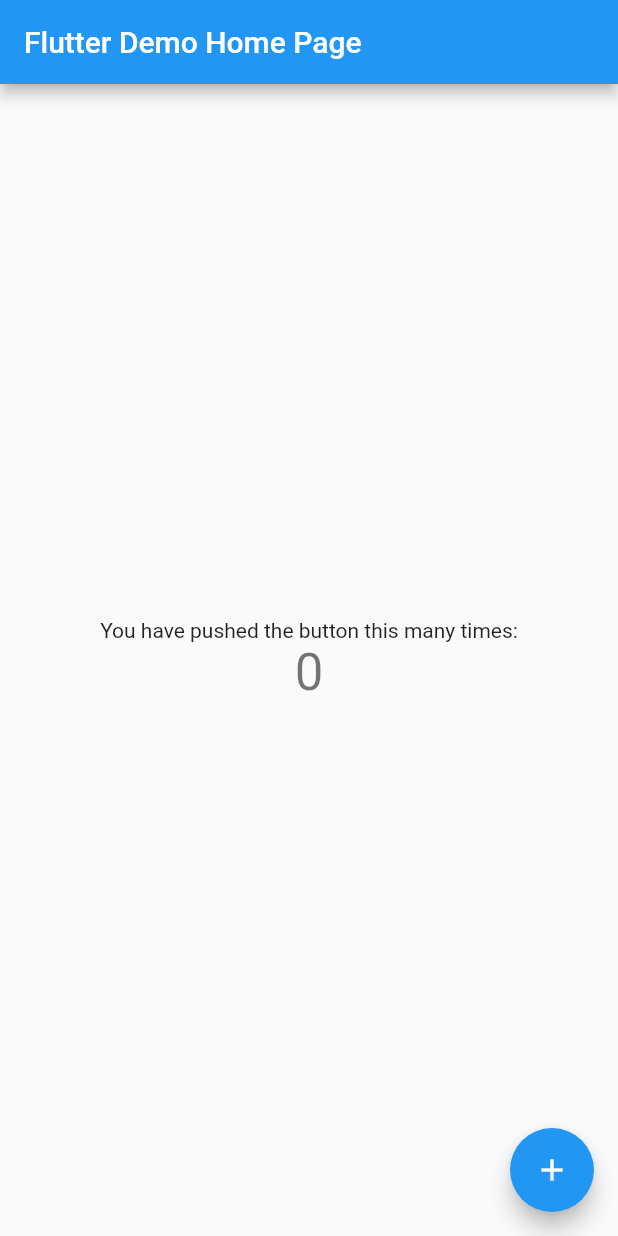
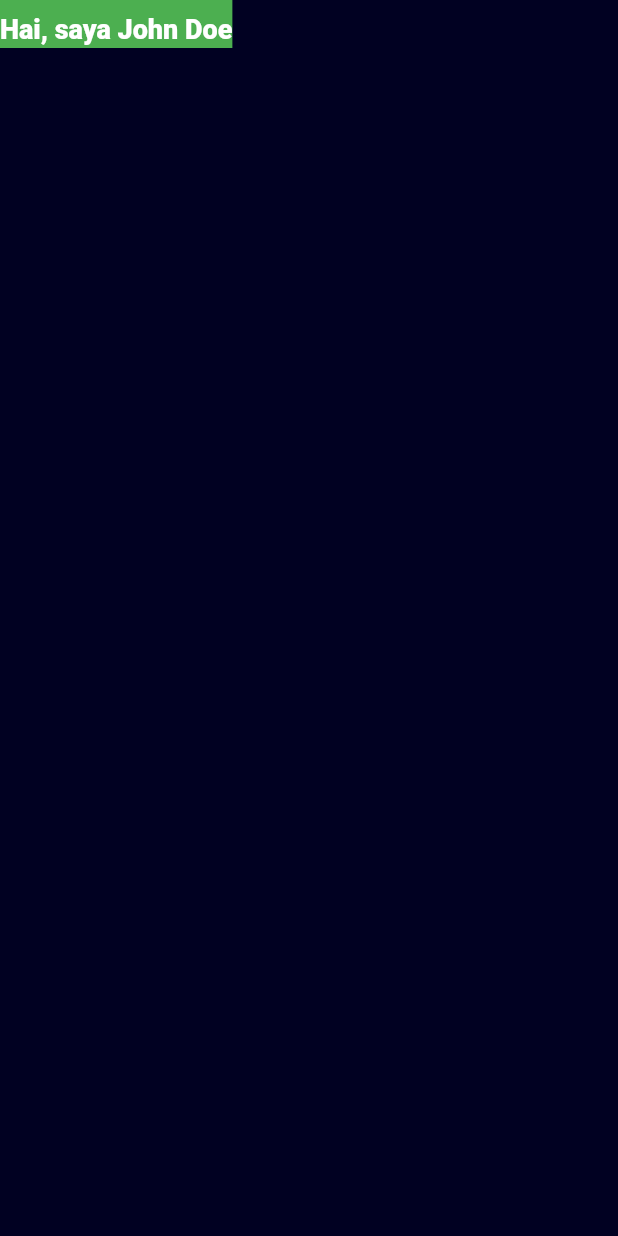
Before and after one commit to iqbalmineraltown/iqbalmineraltown.github.io, a Flutter app: the screen it shows after launch, on a phone screen of 412 x 824 dp. Run offline on Flutter 3.47's test engine with Material 2 defaults, Android fonts, the phone set to English and light mode, and no system bars; our stand-ins replace google_fonts.

Commit message:
small buff

```diff
--- a/lib/main.dart
+++ b/lib/main.dart
@@ -1,4 +1,6 @@
 import 'package:flutter/material.dart';
+import 'package:google_fonts/google_fonts.dart';
+import 'package:iqbalmineraltown_github_io/src/home.dart';
 
 void main() {
   runApp(const MyApp());
@@ -7,109 +9,26 @@
 class MyApp extends StatelessWidget {
   const MyApp({Key? key}) : super(key: key);
 
-  // This widget is the root of your application.
   @override
   Widget build(BuildContext context) {
     return MaterialApp(
-      title: 'Flutter Demo',
+      title: 'Portfolio',
+      debugShowCheckedModeBanner: false,
+      themeMode: ThemeMode.dark,
+      darkTheme: Theme.of(context).copyWith(
+        platform: TargetPlatform.android,
+        scaffoldBackgroundColor: _bgColor,
+        primaryColor: _primaryColor,
+        canvasColor: _bgColor,
+        textTheme: GoogleFonts.averiaLibreTextTheme(),
+      ),
       theme: ThemeData(
-        // This is the theme of your application.
-        //
-        // Try running your application with "flutter run". You'll see the
-        // application has a blue toolbar. Then, without quitting the app, try
-        // changing the primarySwatch below to Colors.green and then invoke
-        // "hot reload" (press "r" in the console where you ran "flutter run",
-        // or simply save your changes to "hot reload" in a Flutter IDE).
-        // Notice that the counter didn't reset back to zero; the application
-        // is not restarted.
         primarySwatch: Colors.blue,
       ),
-      home: const MyHomePage(title: 'Flutter Demo Home Page'),
+      home: const Home(),
     );
   }
 }
 
-class MyHomePage extends StatefulWidget {
-  const MyHomePage({Key? key, required this.title}) : super(key: key);
-
-  // This widget is the home page of your application. It is stateful, meaning
-  // that it has a State object (defined below) that contains fields that affect
-  // how it looks.
-
-  // This class is the configuration for the state. It holds the values (in this
-  // case the title) provided by the parent (in this case the App widget) and
-  // used by the build method of the State. Fields in a Widget subclass are
-  // always marked "final".
-
-  final String title;
-
-  @override
-  State<MyHomePage> createState() => _MyHomePageState();
-}
-
-class _MyHomePageState extends State<MyHomePage> {
-  int _counter = 0;
-
-  void _incrementCounter() {
-    setState(() {
-      // This call to setState tells the Flutter framework that something has
-      // changed in this State, which causes it to rerun the build method below
-      // so that the display can reflect the updated values. If we changed
-      // _counter without calling setState(), then the build method would not be
-      // called again, and so nothing would appear to happen.
-      _counter++;
-    });
-  }
-
-  @override
-  Widget build(BuildContext context) {
-    // This method is rerun every time setState is called, for instance as done
-    // by the _incrementCounter method above.
-    //
-    // The Flutter framework has been optimized to make rerunning build methods
-    // fast, so that you can just rebuild anything that needs updating rather
-    // than having to individually change instances of widgets.
-    return Scaffold(
-      appBar: AppBar(
-        // Here we take the value from the MyHomePage object that was created by
-        // the App.build method, and use it to set our appbar title.
-        title: Text(widget.title),
-      ),
-      body: Center(
-        // Center is a layout widget. It takes a single child and positions it
-        // in the middle of the parent.
-        child: Column(
-          // Column is also a layout widget. It takes a list of children and
-          // arranges them vertically. By default, it sizes itself to fit its
-          // children horizontally, and tries to be as tall as its parent.
-          //
-          // Invoke "debug painting" (press "p" in the console, choose the
-          // "Toggle Debug Paint" action from the Flutter Inspector in Android
-          // Studio, or the "Toggle Debug Paint" command in Visual Studio Code)
-          // to see the wireframe for each widget.
-          //
-          // Column has various properties to control how it sizes itself and
-          // how it positions its children. Here we use mainAxisAlignment to
-          // center the children vertically; the main axis here is the vertical
-          // axis because Columns are vertical (the cross axis would be
-          // horizontal).
-          mainAxisAlignment: MainAxisAlignment.center,
-          children: <Widget>[
-            const Text(
-              'You have pushed the button this many times:',
-            ),
-            Text(
-              '$_counter',
-              style: Theme.of(context).textTheme.headline4,
-            ),
-          ],
-        ),
-      ),
-      floatingActionButton: FloatingActionButton(
-        onPressed: _incrementCounter,
-        tooltip: 'Increment',
-        child: const Icon(Icons.add),
-      ), // This trailing comma makes auto-formatting nicer for build methods.
-    );
-  }
-}
+const Color _primaryColor = Color(0xFF1122AA);
+const Color _bgColor = Color(0xFF010122);
--- /dev/null
+++ b/lib/src/home.dart
@@ -0,0 +1,47 @@
+import 'package:flutter/material.dart';
+
+import 'package:google_fonts/google_fonts.dart';
+
+class Home extends StatelessWidget {
+  const Home({Key? key}) : super(key: key);
+
+  @override
+  Widget build(BuildContext context) {
+    return Scaffold(
+      body: SingleChildScrollView(
+        child: Column(
+          crossAxisAlignment: CrossAxisAlignment.start,
+          children: const [
+            _Header(),
+          ],
+        ),
+      ),
+    );
+  }
+}
+
+class _Header extends StatelessWidget {
+  const _Header({Key? key}) : super(key: key);
+  @override
+  Widget build(BuildContext context) {
+    return MouseRegion(
+      cursor: SystemMouseCursors.click,
+      child: Row(
+        children: [
+          Container(
+            color: Colors.green,
+            child: Text(
+              'Hai, saya John Doe',
+              style: GoogleFonts.roboto(
+                color: Colors.white,
+                fontWeight: FontWeight.w800,
+                height: 1.8,
+                fontSize: 18.0,
+              ),
+            ),
+          ),
+        ],
+      ),
+    );
+  }
+}
```
Also changed, not shown: pubspec.lock.
